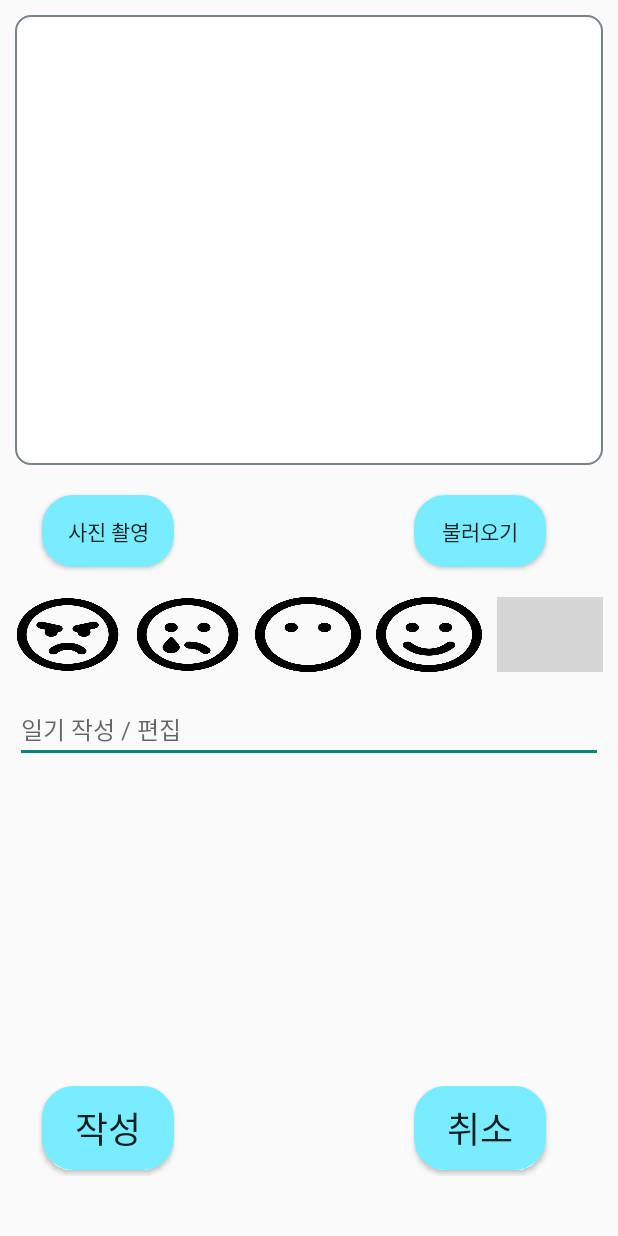
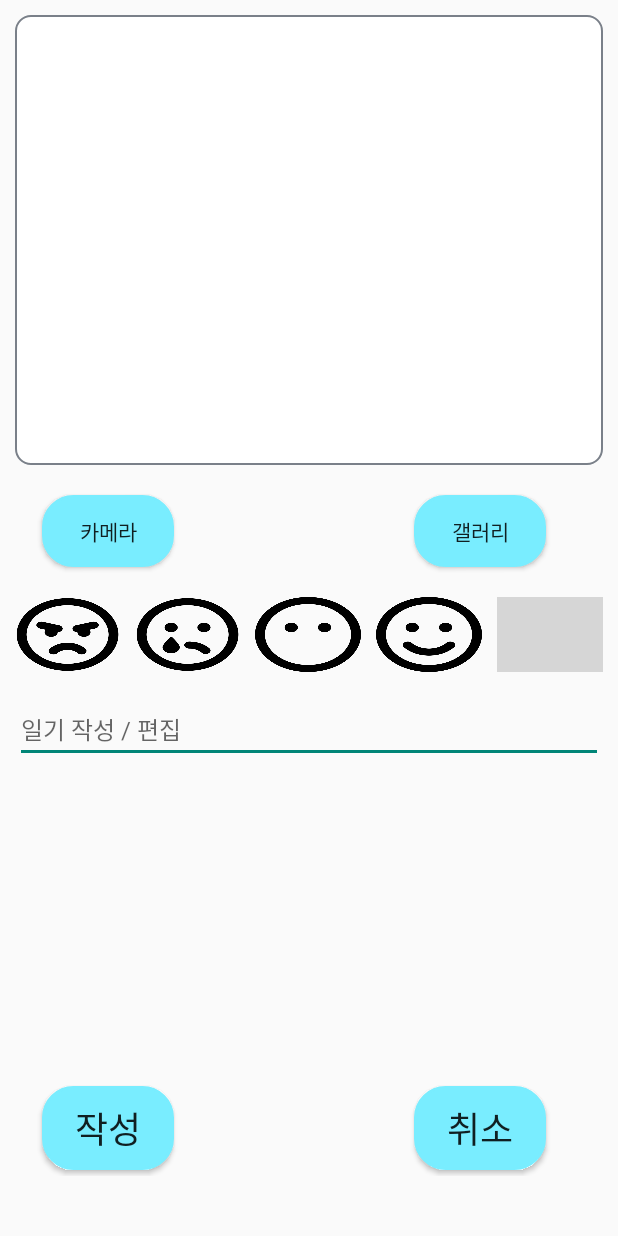
Before and after one commit to D0MHan/frameofmemory, an Android app: the AddDiaryActivity screen opened directly, with no data from a screen before it, on a phone screen of 412 x 824 dp. Run offline under Robolectric (Android 15) with nearby library versions, the phone set to English and light mode, and no system bars; grey boxes are pictures that could not be loaded.

Commit message:
231020Hans

```diff
--- a/app/src/main/res/layout/activity_add_diary.xml
+++ b/app/src/main/res/layout/activity_add_diary.xml
@@ -28,8 +28,7 @@
             android:layout_marginTop="10dp"
             android:layout_marginBottom="10dp"
             android:layout_marginLeft="10dp"
-            android:layout_marginRight="10dp"
-            android:tag="gal" />
+            android:layout_marginRight="10dp"/>
     </LinearLayout>
 
     <LinearLayout
@@ -53,7 +52,7 @@
             android:layout_gravity="center"
             android:background="@drawable/btn_pattern"
 
-            android:text="사진 촬영" />
+            android:text="카메라" />
 
         <Button
             android:id="@+id/galleryBtn2"
@@ -64,7 +63,7 @@
             android:layout_marginBottom="4dp"
             android:layout_gravity="center"
             android:background="@drawable/btn_pattern"
-            android:text="불러오기" />
+            android:text="갤러리" />
     </LinearLayout>
 
 
```
